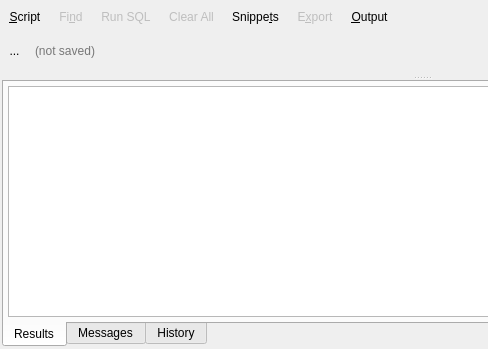
Qt form libpgmodeler_ui/ui/sqlexecutionwidget.ui (pgmodeler/pgmodeler) before a commit; both pictures show x 0 to 488 and y 0 to 349 of the 843 by 349 pixel window.
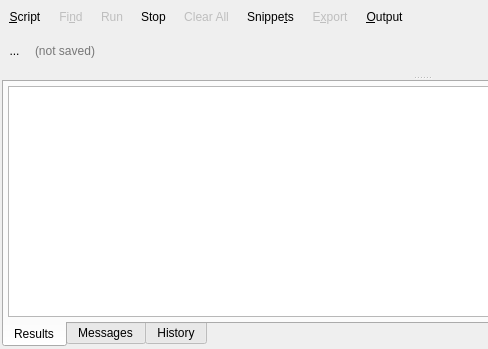
The same form after that commit. Icons and pictures are not drawn.

```diff
--- a/libpgmodeler_ui/ui/sqlexecutionwidget.ui
+++ b/libpgmodeler_ui/ui/sqlexecutionwidget.ui
@@ -242,7 +242,7 @@
         <string>Run the specified SQL command</string>
        </property>
        <property name="text">
-        <string>Run SQL</string>
+        <string>Run</string>
        </property>
        <property name="icon">
         <iconset resource="../res/resources.qrc">
@@ -265,6 +265,50 @@
        </property>
       </widget>
      </item>
+     <item>
+      <widget class="QToolButton" name="stop_tb">
+       <property name="enabled">
+        <bool>true</bool>
+       </property>
+       <property name="sizePolicy">
+        <sizepolicy hsizetype="Fixed" vsizetype="Fixed">
+         <horstretch>0</horstretch>
+         <verstretch>0</verstretch>
+        </sizepolicy>
+       </property>
+       <property name="minimumSize">
+        <size>
+         <width>0</width>
+         <height>30</height>
+        </size>
+       </property>
+       <property name="toolTip">
+        <string>Run the specified SQL command</string>
+       </property>
+       <property name="text">
+        <string>Stop</string>
+       </property>
+       <property name="icon">
+        <iconset resource="../res/resources.qrc">
+         <normaloff>:/icones/icones/stop.png</normaloff>:/icones/icones/stop.png</iconset>
+       </property>
+       <property name="iconSize">
+        <size>
+         <width>22</width>
+         <height>22</height>
+        </size>
+       </property>
+       <property name="shortcut">
+        <string>F6</string>
+       </property>
+       <property name="toolButtonStyle">
+        <enum>Qt::ToolButtonTextBesideIcon</enum>
+       </property>
+       <property name="autoRaise">
+        <bool>true</bool>
+       </property>
+      </widget>
+     </item>
      <item>
       <widget class="QToolButton" name="clear_btn">
        <property name="enabled">
```
